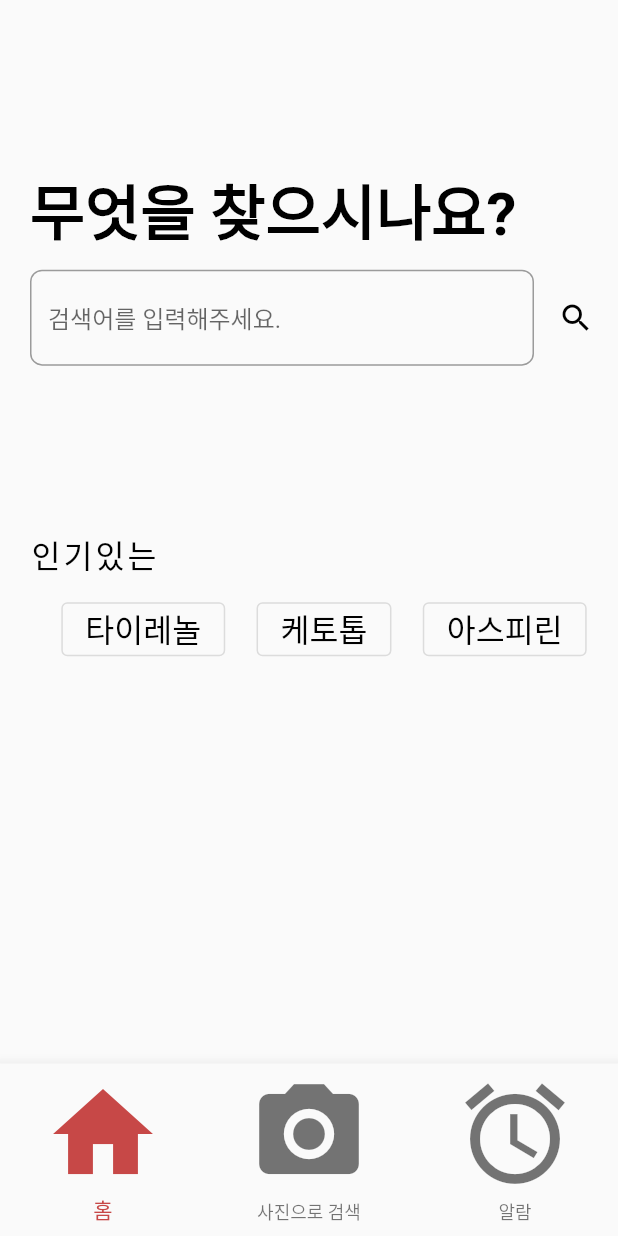
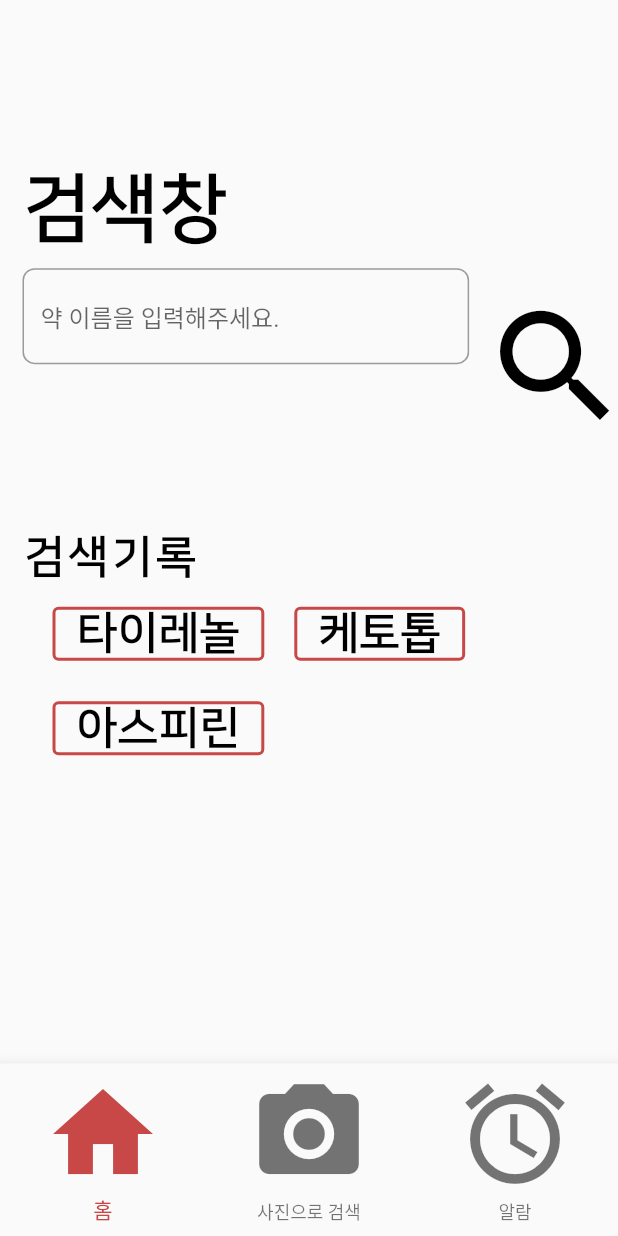
Before and after one commit to TABA-MediMax/Frontend, a Flutter app: the screen it shows after launch, on a phone screen of 412 x 824 dp. Run offline on Flutter 3.47's test engine with Material 2 defaults, Android fonts, the light colour scheme and no system bars; our stand-ins replace auto_size_text, image_picker; missing offline and left inert: alarm, flutter_downloader, kakao_flutter_sdk_user; accounts and stored records are empty.

Commit message:
[debug]develop: 배치 일부 수정 및 폰트 변경

```diff
--- a/lib/constants.dart
+++ b/lib/constants.dart
@@ -4,18 +4,19 @@
 const double iconSizeBottomNavi =  80;//iconSizeBig->iconSizeBottomNavi
 const double iconSizeAppBar =  60; //iconSize->iconSizeAppBar
 const double appBarSize = 80;
-const double padding = 20;
+const double padding = 15;
 const double paddingBetween = 10;
-const double fontSizeHeader1 = 40;
-const double fontSizeHeader2 = 30;
+const double fontSizeHeader1 = 50;
+const double fontSizeHeader2 = 40;
 const double fontSizeLarge = 35;  // fontSizeTitle -> fontSizeLarge
-const double fontSizeMiddle = 21; // FontSize -> fontSizeMiddle
+const double fontSizeMiddle = 30; // FontSize -> fontSizeMiddle
 const double fontSizeSmall = 15;
 const double fontSizeMin = 10;
 const double listTileSize = 40;
 const double radiusRoundButton = 60;
 const double radiusBottomNavi = 25;
 const double searcherBorderRadius = 8;
+const String fontStyleNanumBold = '나눔스퀘어-볼드';
 
 String medicineName = '타이레놀정 500mg';
 String ingredientDescription = 'It very veryvveryveryveryveryveryveryveryveryveryvery Coool';
--- a/lib/screens/home_screen.dart
+++ b/lib/screens/home_screen.dart
@@ -1,7 +1,5 @@
 import 'dart:io';
-import 'dart:typed_data';
 import 'package:alarm/alarm.dart';
-import 'package:alarm/model/alarm_settings.dart';
 import 'package:flutter/material.dart';
 import 'package:flutter/services.dart';
 import 'package:image_picker/image_picker.dart';
@@ -16,7 +14,7 @@
 import '../http/request.dart';
 import '../models/current_index.dart';
 import 'alarm/screens/alarm_home.dart';
-import 'kyu/imforBlockSelect.dart';
+import 'kyu/inforBlockSelect.dart';
 
 class HomeScreen extends StatefulWidget {
   const HomeScreen({super.key});
@@ -84,8 +82,8 @@
                       SizedBox(width: 30),
                       Text(
                         "검색중...",
-                        style: TextStyle(fontSize: fontSizeLarge),  // Adjust the font size as needed
-                      ),],),),);});
+                        style: TextStyle(fontSize: fontSizeLarge,fontFamily: fontStyleNanumBold)),  // Adjust the font size as needed
+                      ],),),);});
         // image API
         String filename = "image.png";
         ResponseData responseData = await ImageSearchRequest(
@@ -149,7 +147,7 @@
                       SizedBox(width: 30),
                       Text(
                         "검색중...",
-                        style: TextStyle(fontSize: fontSizeLarge),  // Adjust the font size as needed
+                        style: TextStyle(fontSize: fontSizeLarge,fontFamily: fontStyleNanumBold),  // Adjust the font size as needed
                       ),],),),);});
         // image API
         String filename = "image.png";
@@ -211,21 +209,24 @@
                   Container(
                     margin: const EdgeInsets.only(bottom: paddingBetween),
                     child: const Text(
-                      "무엇을 찾으시나요?",
+                      "검색창",
                       style: TextStyle(
                         fontWeight: FontWeight.bold,
                         color: Colors.black,
                         fontSize: fontSizeHeader1,
+                          fontFamily: fontStyleNanumBold
                       ),
                     ),
                   ),
                   Container(
                     child: Row(
                       mainAxisAlignment: MainAxisAlignment.center,
+                      crossAxisAlignment: CrossAxisAlignment.center,
                       children: [
                         Expanded(
-                          flex: 6,
+                          flex: 3,
                           child: Container(
+                            alignment: Alignment.bottomRight,
                             child: TextField(
                               controller: searchTextController,
                               decoration: const InputDecoration(
@@ -234,15 +235,16 @@
                                     Radius.circular(searcherBorderRadius),
                                   ),
                                 ),
-                                hintText: '검색어를 입력해주세요.',
+                                hintText: '약 이름을 입력해주세요.',
                               ),
                             ),
                           ),
                         ),
                         Expanded(
                           child: Container(
+                            alignment: Alignment.topLeft,
                             child: IconButton(
-                              icon: const Icon(Icons.search, color: Colors.black),
+                              icon: const Icon(Icons.search, color: Colors.black,size: 100),
                               onPressed: () async {
                                 try {
                                   String inputValue = searchTextController.text;
@@ -268,7 +270,7 @@
                                                 SizedBox(width: 30),
                                                 Text(
                                                   "검색중...",
-                                                  style: TextStyle(fontSize: fontSizeLarge),  // Adjust the font size as needed
+                                                  style: TextStyle(fontSize: fontSizeLarge,fontFamily: fontStyleNanumBold),  // Adjust the font size as needed
                                                 ),],),),);});
                                   ResponseData responseData = await TextSearchRequest(inputValue);
                                   pillAttribute?.pillId = responseData.body.items[0].itemSeq!;
@@ -292,7 +294,6 @@
                             ),
                           ),
                         ),
-
                       ],
                     ),
                   ),
@@ -307,16 +308,17 @@
                 crossAxisAlignment: CrossAxisAlignment.start,
                 children: [
                   Text(
-                    '인기있는',
+                    '검색기록',
                     style: TextStyle(
-                        color: Colors.black, letterSpacing: 2.0, fontSize: fontSizeMiddle),
+                        color: Colors.black, letterSpacing: 2.0, fontSize: fontSizeMiddle,fontFamily: fontStyleNanumBold),
                   ),
                   Container(
                     margin: const EdgeInsets.only(top: paddingBetween),
                     child: Row(
-                      mainAxisAlignment: MainAxisAlignment.spaceEvenly,
+                      mainAxisAlignment: MainAxisAlignment.start,
                       crossAxisAlignment: CrossAxisAlignment.start,
                       children: [
+                        SizedBox(width: 20,),
                         OutlinedButton(
                           onPressed: () async{
                             pillAttribute?.pillId = T.pillId;
@@ -334,8 +336,12 @@
                               MaterialPageRoute(builder: (context) => const SelectScreen()),
                             );
                           },
-                          child: Text('타이레놀', style: TextStyle(fontSize: fontSizeMiddle, color: Colors.black)),
+                          style: OutlinedButton.styleFrom(
+                            side: BorderSide(color: mainColor, width: 2),
+                          ),
+                          child: Text('타이레놀', style: TextStyle(fontSize: fontSizeMiddle, color: Colors.black,fontFamily: fontStyleNanumBold)),
                         ),
+                        SizedBox(width: 20,),
                         OutlinedButton(
                           onPressed: () async{
                             pillAttribute?.pillId = K.pillId;
@@ -353,9 +359,22 @@
                               MaterialPageRoute(builder: (context) => const SelectScreen()),
                             );
                           },
+                          style: OutlinedButton.styleFrom(
+                            side: BorderSide(color: mainColor, width: 2),
+                          ),
                           child: Text('케토톱',
-                              style: TextStyle(fontSize: fontSizeMiddle, color: Colors.black)),
+                              style: TextStyle(fontSize: fontSizeMiddle, color: Colors.black,fontFamily: fontStyleNanumBold)),
                         ),
+                      ],
+                    ),
+                  ),
+                  SizedBox(height: 15,),
+                  Container(
+                    child: Row(
+                      mainAxisAlignment: MainAxisAlignment.start,
+                      crossAxisAlignment: CrossAxisAlignment.start,
+                      children: [
+                        SizedBox(width: 20,),
                         OutlinedButton(
                           onPressed: () async{
                             pillAttribute?.pillId = A.pillId;
@@ -373,7 +392,10 @@
                               MaterialPageRoute(builder: (context) => const SelectScreen()),
                             );
                           },
-                          child: Text('아스피린', style: TextStyle(fontSize: fontSizeMiddle, color: Colors.black)),
+                          style: OutlinedButton.styleFrom(
+                            side: BorderSide(color: mainColor, width: 2),
+                          ),
+                          child: Text('아스피린', style: TextStyle(fontSize: fontSizeMiddle, color: Colors.black,fontFamily: fontStyleNanumBold)),
                         ),
                       ],
                     ),
@@ -384,6 +406,7 @@
           ),
           //TODO: Alarm
           Column(
+            mainAxisAlignment: MainAxisAlignment.start,
             children: alarms.map((alarmSetting) {
               return Column(
                 children: [
@@ -423,7 +446,6 @@
           switch (value) {
             case 0:
               break;
-
             case 1:
               showModalBottomSheet(
                 context: context,
@@ -436,7 +458,7 @@
                         leading: const Icon(Icons.camera_alt, size: iconSizeBottomNavi),
                         title: const Text(
                           '카메라로 사진 찍기',
-                          style: TextStyle(fontSize: fontSizeLarge),
+                          style: TextStyle(fontSize: fontSizeLarge,fontFamily: fontStyleNanumBold),
                         ),
                         onTap: () {
                           print("Gallery onTap triggered");
@@ -448,7 +470,7 @@
                         leading: const Icon(Icons.photo, size: iconSizeBottomNavi),
                         title: const Text(
                           '갤러리에서 사진 선택',
-                          style: TextStyle(fontSize: fontSizeLarge),
+                          style: TextStyle(fontSize: fontSizeLarge,fontFamily: fontStyleNanumBold),
                         ),
                         onTap: () {
                           print("Gallery onTap triggered");
@@ -474,6 +496,13 @@
     );
   }
 }
+
+
+
+
+
+
+
 
 PillAttribute K = PillAttribute(
     pillId: "001",
--- a/lib/screens/my_info_screen.dart
+++ b/lib/screens/my_info_screen.dart
@@ -16,7 +16,7 @@
 import '../providers/pill_attribute_controller.dart';
 import '../providers/user_attribute_api.dart';
 import 'home_screen.dart';
-import 'kyu/imforBlockSelect.dart';
+import 'kyu/inforBlockSelect.dart';
 
 class MyInfoScreen extends StatefulWidget {
   const MyInfoScreen({super.key});
```
Also changed, not shown: lib/screens/kyu/inforBlockSelect.dart (renamed from lib/screens/kyu/imforBlockSelect.dart, +16 -11 lines), lib/screens/kyu/inforBlockSelect2.dart (renamed from lib/screens/kyu/imformation_block_only_for_useage.dart, +10 -7 lines), lib/screens/kyu/information.dart (+12 -4 lines), pubspec.yaml (+4 -4 lines), fonts/NanumSquareB.ttf (added), lib/assets/splash_logo.png, lib/screens/Pill_Information/pill_info.dart (deleted).
